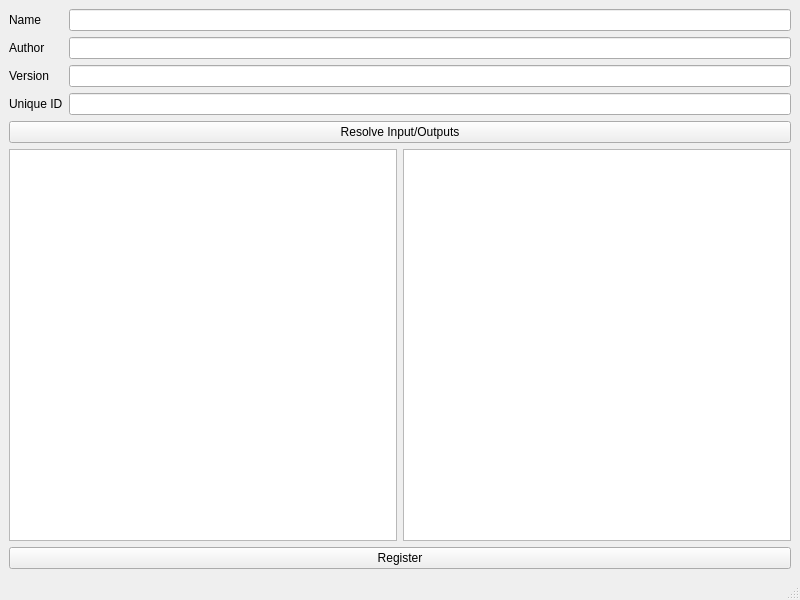
Before: the Qt Designer form python/omtk/qt_widgets/ui/form_create_component.ui in renaudll/omtk, drawn with Qt 5.
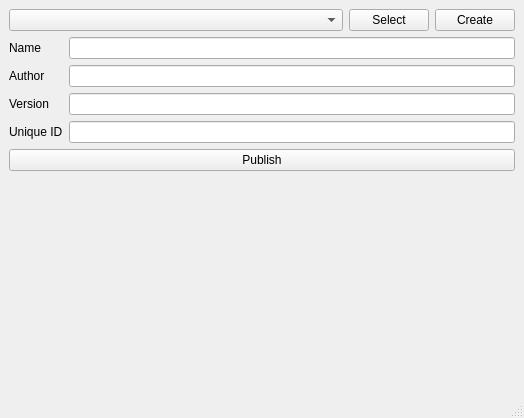
After: the same form once the commit is applied. Custom widgets are drawn as their Qt base class.

Commit message: wip on widget_list_base, wip on component registration dialog

Patch:
```diff
--- a/python/omtk/qt_widgets/ui/form_create_component.ui
+++ b/python/omtk/qt_widgets/ui/form_create_component.ui
@@ -6,8 +6,8 @@
    <rect>
     <x>0</x>
     <y>0</y>
-    <width>800</width>
-    <height>600</height>
+    <width>524</width>
+    <height>418</height>
    </rect>
   </property>
   <property name="windowTitle">
@@ -15,6 +15,34 @@
   </property>
   <widget class="QWidget" name="centralwidget">
    <layout class="QVBoxLayout" name="verticalLayout">
+    <item>
+     <layout class="QHBoxLayout" name="horizontalLayout_2">
+      <item>
+       <widget class="QComboBox" name="comboBox">
+        <property name="sizePolicy">
+         <sizepolicy hsizetype="MinimumExpanding" vsizetype="Fixed">
+          <horstretch>0</horstretch>
+          <verstretch>0</verstretch>
+         </sizepolicy>
+        </property>
+       </widget>
+      </item>
+      <item>
+       <widget class="QPushButton" name="pushButton_select">
+        <property name="text">
+         <string>Select</string>
+        </property>
+       </widget>
+      </item>
+      <item>
+       <widget class="QPushButton" name="pushButton_create">
+        <property name="text">
+         <string>Create</string>
+        </property>
+       </widget>
+      </item>
+     </layout>
+    </item>
     <item>
      <layout class="QGridLayout" name="gridLayout">
       <item row="2" column="2">
@@ -59,41 +87,42 @@
       </item>
      </layout>
     </item>
-    <item>
-     <widget class="QPushButton" name="pushButton_resolve">
-      <property name="text">
-       <string>Resolve Input/Outputs</string>
-      </property>
-     </widget>
-    </item>
-    <item>
-     <layout class="QHBoxLayout" name="horizontalLayout">
-      <item>
-       <widget class="QTableView" name="tableView_attrs_inn">
-        <property name="sortingEnabled">
-         <bool>true</bool>
-        </property>
-        <attribute name="horizontalHeaderStretchLastSection">
-         <bool>true</bool>
-        </attribute>
-       </widget>
-      </item>
-      <item>
-       <widget class="QTableView" name="tableView_attrs_out">
-        <property name="sortingEnabled">
-         <bool>true</bool>
-        </property>
-        <attribute name="horizontalHeaderStretchLastSection">
-         <bool>true</bool>
-        </attribute>
-       </widget>
-      </item>
-     </layout>
-    </item>
     <item>
      <widget class="QPushButton" name="pushButton_submit">
+      <property name="sizePolicy">
+       <sizepolicy hsizetype="Minimum" vsizetype="Minimum">
+        <horstretch>0</horstretch>
+        <verstretch>0</verstretch>
+       </sizepolicy>
+      </property>
       <property name="text">
-       <string>Register</string>
+       <string>Publish</string>
+      </property>
+     </widget>
+    </item>
+    <item>
+     <spacer name="verticalSpacer">
+      <property name="orientation">
+       <enum>Qt::Vertical</enum>
+      </property>
+      <property name="sizeHint" stdset="0">
+       <size>
+        <width>20</width>
+        <height>40</height>
+       </size>
+      </property>
+     </spacer>
+    </item>
+    <item>
+     <widget class="WidgetLogger" name="widget_logger" native="true">
+      <property name="enabled">
+       <bool>true</bool>
+      </property>
+      <property name="sizePolicy">
+       <sizepolicy hsizetype="Expanding" vsizetype="Expanding">
+        <horstretch>0</horstretch>
+        <verstretch>0</verstretch>
+       </sizepolicy>
       </property>
      </widget>
     </item>
@@ -111,6 +140,14 @@
   </widget>
   <widget class="QStatusBar" name="statusbar"/>
  </widget>
+ <customwidgets>
+  <customwidget>
+   <class>WidgetLogger</class>
+   <extends>QWidget</extends>
+   <header>..widget_logger.h</header>
+   <container>1</container>
+  </customwidget>
+ </customwidgets>
  <resources/>
  <connections/>
 </ui>
```
Left out of the diff: 4 changed lines with no effect on the pictures. The commit also changes 30 other files.
